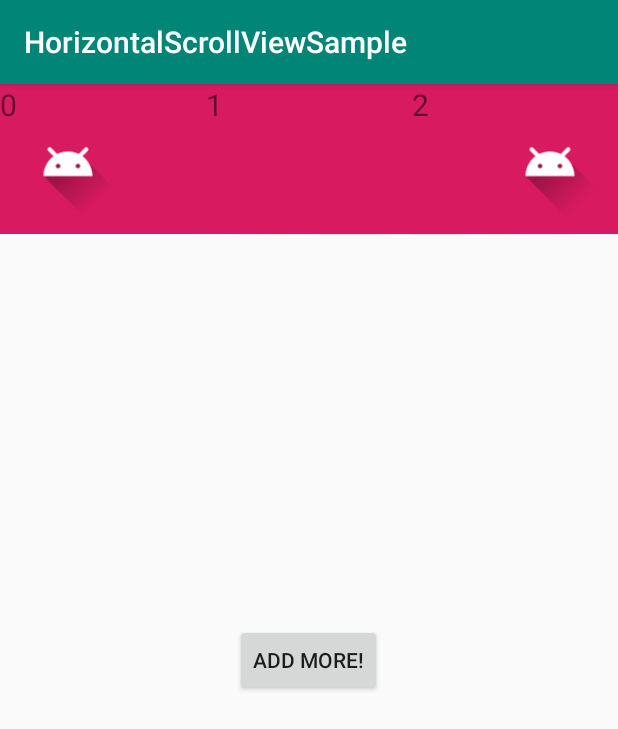
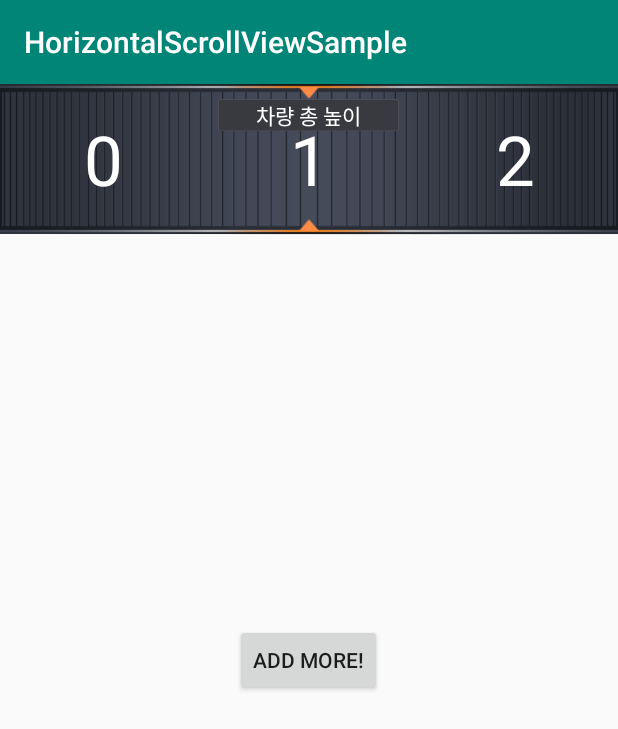
Before and after one commit to ESENS12/AndroidRecipe, an Android app: the screen it shows after launch (MainActivity), on a phone screen of 412 x 824 dp. Shown: the top 729 px of the screen. Run offline under Robolectric (Android 15) with nearby library versions, the phone set to English and light mode, and no system bars.

Commit message:
Scrollview Background(9-patch) with Added dynamic TextView

```diff
--- a/HorizontalScrollViewSample/app/build.gradle
+++ b/HorizontalScrollViewSample/app/build.gradle
@@ -4,7 +4,7 @@ android {
     compileSdkVersion 28
     defaultConfig {
         applicationId "com.example.horizontalscrollviewsample"
-        minSdkVersion 19
+        minSdkVersion 23
         targetSdkVersion 28
         versionCode 1
         versionName "1.0"
--- a/HorizontalScrollViewSample/app/src/main/java/com/example/horizontalscrollviewsample/MainActivity.java
+++ b/HorizontalScrollViewSample/app/src/main/java/com/example/horizontalscrollviewsample/MainActivity.java
@@ -1,5 +1,6 @@
 package com.example.horizontalscrollviewsample;
 
+import android.content.Context;
 import android.graphics.Rect;
 import android.os.Handler;
 import android.support.v7.app.AppCompatActivity;
@@ -8,9 +9,11 @@ import android.util.Log;
 import android.view.Display;
 import android.view.GestureDetector;
 import android.view.Gravity;
+import android.view.LayoutInflater;
 import android.view.MotionEvent;
 import android.view.View;
 import android.view.ViewGroup;
+import android.view.ViewTreeObserver;
 import android.widget.Button;
 import android.widget.HorizontalScrollView;
 import android.widget.LinearLayout;
@@ -23,7 +26,7 @@ public class MainActivity extends AppCompatActivity {
     LinearLayout asthmaActionPlan, controlledMedication, asNeededMedication,
             rescueMedication, yourSymtoms, yourTriggers, wheezeRate, peakFlow, myNewSample, innerlayout;
     LinearLayout.LayoutParams params;
-    LinearLayout next, prev;
+    LinearLayout next, prev, gridViewItem;
     Button btn_add;
     private final static String TAG = MainActivity.class.getSimpleName();
     int viewWidth;
@@ -39,8 +42,8 @@ public class MainActivity extends AppCompatActivity {
         super.onCreate(savedInstanceState);
         setContentView(R.layout.activity_main_backup);
 
-//        prev = (LinearLayout) findViewById(R.id.prev);
-//        next = (LinearLayout) findViewById(R.id.next);
+        prev = (LinearLayout) findViewById (R.id.prev);
+        next = (LinearLayout) findViewById (R.id.next);
 
         layouts = new ArrayList<LinearLayout>();
         btn_add = (Button)findViewById(R.id.btn_add);
@@ -51,6 +54,10 @@ public class MainActivity extends AppCompatActivity {
             }
         });
 
+        LayoutInflater inflater = (LayoutInflater) this.getSystemService(Context.LAYOUT_INFLATER_SERVICE);
+        View gridView  = inflater.inflate(R.layout.grid_item, null);
+        gridViewItem = (LinearLayout)gridView.findViewById(R.id.gridItemView);
+
         Display display = getWindowManager().getDefaultDisplay();
         mWidth = display.getWidth(); // deprecated
         viewWidth = mWidth / 3;
@@ -59,7 +66,6 @@ public class MainActivity extends AppCompatActivity {
         horizontalScrollView = (HorizontalScrollView) findViewById(R.id.hsv);
         innerlayout = (LinearLayout)horizontalScrollView.getChildAt(0);
         createMoreView();
-        //Log.d("asd","asd");
 
         //layouts.add(new LinearLayout(this))
 
@@ -117,8 +123,6 @@ public class MainActivity extends AppCompatActivity {
     }
 
 
-    //todo 동적으로 추가한 view 에만 index가 잡힌다..
-
     public int getVisibleViews(String direction) {
         Rect hitRect = new Rect();
         int position = 0;
@@ -166,17 +170,39 @@ public class MainActivity extends AppCompatActivity {
         params = new LinearLayout.LayoutParams(viewWidth, LinearLayout.LayoutParams.MATCH_PARENT);
         for (int i=0; i<10; i++){
 
+//            TextView tv = new TextView(this);
+//            LinearLayout ll = gridViewItem;
+//
+//            //TextView tv = (TextView) gridViewItem.getChildAt(0);
+//            tv.setText(""+i);
+//            ll.addView(tv);
+//            innerlayout.addView(ll);
+//            innerlayout.addView(grid);
+
+
             TextView tv = new TextView(this);
+            TextView tv2 = new TextView(this);
+
             tv.setText(""+i);
-            tv.setTextSize(20f);
-
+            tv2.setText("m");
+            tv.setGravity(Gravity.CENTER);
+            tv2.setGravity(Gravity.RIGHT);
+            tv.setTextSize(46f);
+            tv2.setTextSize(32f);
+            tv.setTextColor(getResources().getColor(R.color.white));
+            tv2.setTextColor(getResources().getColor(R.color.white));
+            //LinearLayout grid = new LinearLayout(this);
             LinearLayout ll = new LinearLayout(this);
             ll.setLayoutParams(params);
-            ll.setBackgroundColor(getResources().getColor(R.color.colorAccent));
+            //ll.setBackgroundColor(getResources().getColor(R.color.colorAccent));
+
             params.gravity = Gravity.CENTER_HORIZONTAL;
             tv.setLayoutParams(params);
+            tv2.setLayoutParams(params);
             ll.addView(tv);
+            ll.addView(tv2);
             innerlayout.addView(ll);
+
             layouts.add(ll);
         }
     }
--- a/HorizontalScrollViewSample/app/src/main/res/layout/activity_main_backup.xml
+++ b/HorizontalScrollViewSample/app/src/main/res/layout/activity_main_backup.xml
@@ -10,7 +10,7 @@
         android:layout_alignParentTop="true"
         android:fillViewport="true"
         android:measureAllChildren="false"
-        android:background="@color/colorPrimary"
+        android:background="@drawable/m_s_setting_car_flicking_nor"
         android:scrollbars="none" >
         <LinearLayout
             android:id="@+id/topview"
@@ -36,11 +36,11 @@
         android:paddingLeft="5dip"
         android:paddingRight="5dip"
         android:descendantFocusability="blocksDescendants" >
-        <ImageView
-            android:layout_width="80dp"
-            android:layout_height="wrap_content"
-            android:src="@drawable/ic_launcher_foreground"
-            />
+        <!--<ImageView-->
+            <!--android:layout_width="80dp"-->
+            <!--android:layout_height="wrap_content"-->
+            <!--android:src="@drawable/ic_launcher_foreground"-->
+            <!--/>-->
     </LinearLayout>
     <LinearLayout
         android:id="@+id/next"
@@ -50,12 +50,38 @@
         android:layout_centerVertical="true"
         android:paddingLeft="5dip"
         android:paddingRight="5dip"
+
         android:descendantFocusability="blocksDescendants" >
-        <ImageView
-            android:layout_width="80dp"
+        <!--<ImageView-->
+            <!--android:layout_width="80dp"-->
+            <!--android:layout_height="wrap_content"-->
+            <!--android:src="@drawable/ic_launcher_foreground"-->
+            <!--/>-->
+    </LinearLayout>
+
+    <LinearLayout
+        android:id="@+id/centerView"
+        android:layout_width="wrap_content"
+        android:layout_height="wrap_content"
+        android:layout_alignParentTop="true"
+        android:layout_marginTop="10dp"
+        android:layout_centerHorizontal="true"
+        android:paddingLeft="5dip"
+        android:paddingRight="5dip"
+        android:background="@drawable/user_button_dis"
+        android:descendantFocusability="blocksDescendants" >
+
+        <TextView
+            android:layout_width="wrap_content"
             android:layout_height="wrap_content"
-            android:src="@drawable/ic_launcher_foreground"
-            />
+            android:text="차량 총 높이"
+            android:textColor="#FFFFFF"
+            android:layout_gravity="center_vertical"
+            android:layout_marginLeft="20dp"
+            android:layout_marginRight="20dp"
+            android:textAlignment="gravity"
+        />
+
     </LinearLayout>
 
 
@@ -66,4 +92,6 @@
         android:layout_centerInParent="true"
         android:text="Add more!"
         />
+
+    <include android:id="@+id/gridItem" layout="@layout/grid_item" android:visibility="gone"/>
 </RelativeLayout>
--- a/HorizontalScrollViewSample/app/src/main/res/layout/grid_item.xml
+++ b/HorizontalScrollViewSample/app/src/main/res/layout/grid_item.xml
@@ -1,12 +1,13 @@
 <?xml version="1.0" encoding="utf-8"?>
 <LinearLayout xmlns:android="http://schemas.android.com/apk/res/android"
-    android:layout_width="match_parent"
-    android:layout_height="match_parent"
+    android:id="@+id/gridItemView"
+    android:layout_width="wrap_content"
+    android:layout_height="wrap_content"
     android:orientation="vertical" >
     <TextView
         android:id="@+id/imageView1"
         android:layout_width="wrap_content"
-        android:layout_height="100dp"
+        android:layout_height="50dp"
         android:layout_gravity="center_horizontal|center_vertical"
         android:text="6.5M"
         android:textSize="30dp"
--- a/HorizontalScrollViewSample/app/src/main/res/values/colors.xml
+++ b/HorizontalScrollViewSample/app/src/main/res/values/colors.xml
@@ -3,4 +3,5 @@
     <color name="colorPrimary">#008577</color>
     <color name="colorPrimaryDark">#00574B</color>
     <color name="colorAccent">#D81B60</color>
+    <color name="white">#ffffff</color>
 </resources>
```
Also changed, not shown: HorizontalScrollViewSample/app/src/main/res/drawable-xhdpi/user_button_dis.9.png (added).
